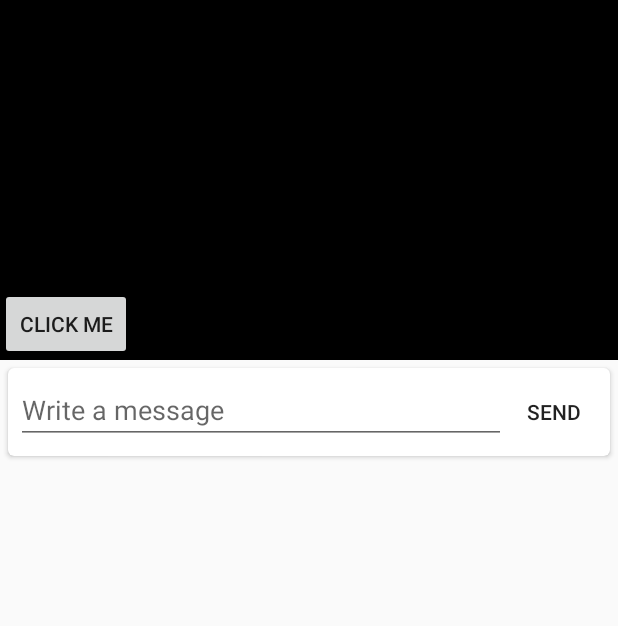
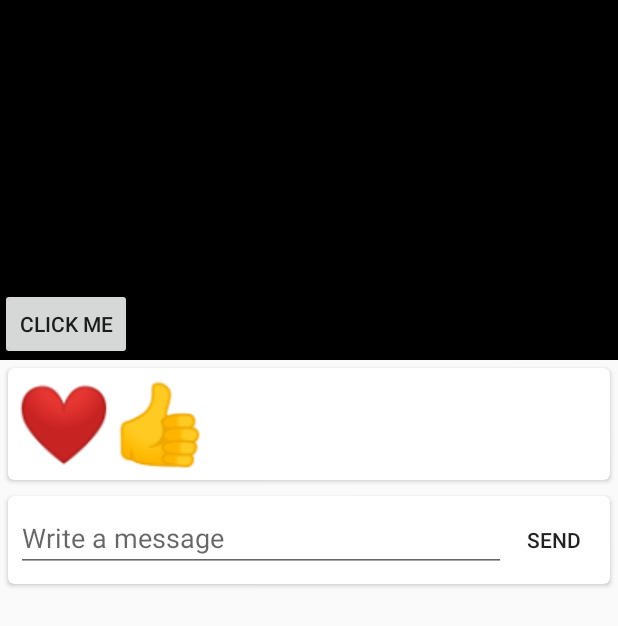
Before and after one commit to sea-shanty-2/envue, an Android app: the PlayerActivity screen opened directly, with no data from a screen before it, on a phone screen of 412 x 824 dp. Shown: the top 626 px of the screen. Run offline under Robolectric (Android 15) with nearby library versions, the phone set to English and light mode, and no system bars; libraries missing offline, so code that uses them is left out: com.facebook; plain views replace SimpleExoPlayerView; 9 statements that could not run were skipped.

Commit message:
Reactions nearly working

```diff
--- a/app/src/main/java/dk/cs/aau/envue/PlayerActivity.kt
+++ b/app/src/main/java/dk/cs/aau/envue/PlayerActivity.kt
@@ -4,8 +4,6 @@ import android.content.res.Configuration
 import android.net.Uri
 import android.os.Bundle
 import android.os.Handler
-import android.support.v4.app.Fragment
-import android.support.v4.app.FragmentActivity
 import android.support.v7.app.AppCompatActivity
 import android.support.v7.widget.LinearLayoutManager
 import android.support.v7.widget.RecyclerView
@@ -27,6 +25,7 @@ import com.google.android.exoplayer2.util.Util
 import com.google.gson.Gson
 import dk.cs.aau.envue.chat.*
 import dk.cs.aau.envue.chat.packets.MessagePacket
+import dk.cs.aau.envue.chat.packets.ReactionPacket
 import okhttp3.WebSocket
 
 
@@ -53,6 +52,7 @@ class PlayerActivity : AppCompatActivity(), EventListener, MessageListener, Reac
     private var player: SimpleExoPlayer? = null
     private var editMessageView: EditText? = null
     private var chatList: RecyclerView? = null
+    private var reactionList: RecyclerView? = null
     private var playWhenReady = true
     private var currentWindow = 0
     private var playbackPosition: Long = 0
@@ -112,6 +112,14 @@ class PlayerActivity : AppCompatActivity(), EventListener, MessageListener, Reac
         loading = findViewById(R.id.loading)
         editMessageView = findViewById(R.id.editText)
         chatList = findViewById(R.id.chat_view)
+        reactionList = findViewById(R.id.reaction_view)
+
+        // Assign reaction adapter and layout manager
+        val reactionLayoutManager = LinearLayoutManager(this).apply { orientation = 0}
+        reactionList?.apply {
+            adapter = ReactionListAdapter(listOf("❤", "\uD83D\uDC4D"))
+            layoutManager = reactionLayoutManager
+        }
 
         // Assign chat adapter and layout manager
         val chatLayoutManager = LinearLayoutManager(this).apply { stackFromEnd = true }
@@ -141,6 +149,11 @@ class PlayerActivity : AppCompatActivity(), EventListener, MessageListener, Reac
 
         // Ensure chat is scrolled to bottom
         this.scrollToBottom()
+    }
+
+    private fun addReaction(reaction: String) {
+        onReaction(reaction)
+        socket?.send(Gson().toJson(ReactionPacket(reaction)))
     }
 
     private fun addLocalMessage() {
--- /dev/null
+++ b/app/src/main/java/dk/cs/aau/envue/chat/EmojiImageHolder.kt
@@ -0,0 +1,15 @@
+package dk.cs.aau.envue.chat
+
+import android.support.v7.widget.RecyclerView
+import android.view.View
+import android.widget.ImageView
+import dk.cs.aau.envue.R
+import dk.cs.aau.envue.utility.textToBitmap
+
+class EmojiImageHolder internal constructor(itemView: View) : RecyclerView.ViewHolder(itemView) {
+    private var reaction: ImageView = itemView.findViewById(R.id.reaction_image)
+
+    internal fun bind(reaction: String) {
+        this.reaction.setImageBitmap(textToBitmap(reaction, 64, itemView.context))
+    }
+}
--- /dev/null
+++ b/app/src/main/java/dk/cs/aau/envue/chat/ReactionListAdapter.kt
@@ -0,0 +1,20 @@
+package dk.cs.aau.envue.chat
+
+import android.support.v7.widget.RecyclerView
+import android.view.LayoutInflater
+import android.view.ViewGroup
+import dk.cs.aau.envue.R
+
+class ReactionListAdapter(private val emojiList: List<String>) : RecyclerView.Adapter<RecyclerView.ViewHolder>() {
+    override fun onBindViewHolder(holder: RecyclerView.ViewHolder, position: Int) {
+        return (holder as EmojiImageHolder).bind(emojiList[position])
+    }
+
+    override fun getItemCount(): Int {
+        return emojiList.size
+    }
+
+    override fun onCreateViewHolder(parent: ViewGroup, viewType: Int): RecyclerView.ViewHolder {
+        return EmojiImageHolder(LayoutInflater.from(parent.context).inflate(R.layout.fragment_reaction, parent,false))
+    }
+}
--- a/app/src/main/java/dk/cs/aau/envue/chat/ReceivedMessageHolder.kt
+++ b/app/src/main/java/dk/cs/aau/envue/chat/ReceivedMessageHolder.kt
@@ -8,7 +8,7 @@ import com.squareup.picasso.Picasso
 import dk.cs.aau.envue.R
 import dk.cs.aau.envue.transformers.CircleTransform
 
-class ReceivedMessageHolder internal constructor(itemView: View) : RecyclerView.ViewHolder(itemView) {
+class ReceivedMessageHolder internal constructor(itemView: View): RecyclerView.ViewHolder(itemView) {
     private var messageText: TextView = itemView.findViewById(R.id.message_body)
     private var nameText: TextView = itemView.findViewById(R.id.name)
     private var avatar: ImageView = itemView.findViewById(R.id.avatarPicture)
--- a/app/src/main/res/layout/activity_player.xml
+++ b/app/src/main/res/layout/activity_player.xml
@@ -17,6 +17,21 @@
                 android:id="@+id/fragment_container">
         </FrameLayout>
     </com.google.android.exoplayer2.ui.SimpleExoPlayerView>
+
+    <android.support.v7.widget.CardView
+            android:layout_gravity="center"
+            android:layout_width="match_parent"
+            android:layout_height="fill_parent"
+            app:cardCornerRadius="4dp"
+            android:layout_margin="5dp"
+            card_view:contentPadding="5dp">
+
+        <android.support.v7.widget.RecyclerView
+                android:layout_width="match_parent"
+                android:id="@+id/reaction_view"
+                android:layout_height="64dp"
+        />
+    </android.support.v7.widget.CardView>
 
     <android.support.v7.widget.CardView
             android:layout_gravity="center"
--- /dev/null
+++ b/app/src/main/res/layout/fragment_reaction.xml
@@ -0,0 +1,12 @@
+<?xml version="1.0" encoding="utf-8"?>
+<FrameLayout xmlns:android="http://schemas.android.com/apk/res/android"
+             android:layout_width="64dp"
+             android:layout_height="64dp">
+
+    <ImageView
+            android:id="@+id/reaction_image"
+            android:layout_width="match_parent"
+            android:layout_height="match_parent"
+            android:contentDescription="@string/placeholder"/>
+
+</FrameLayout>
--- a/app/src/main/res/values/strings.xml
+++ b/app/src/main/res/values/strings.xml
@@ -21,4 +21,8 @@
     <string name="placeholder">Placeholder</string>
     <string name="chatter_avatar">Chatter avatar</string>
     <string name="placeholder_name">John Doe</string>
+    <string name="test">Test</string>
+
+    <!-- TODO: Remove or change this placeholder text -->
+    <string name="hello_blank_fragment">Hello blank fragment</string>
 </resources>
```
